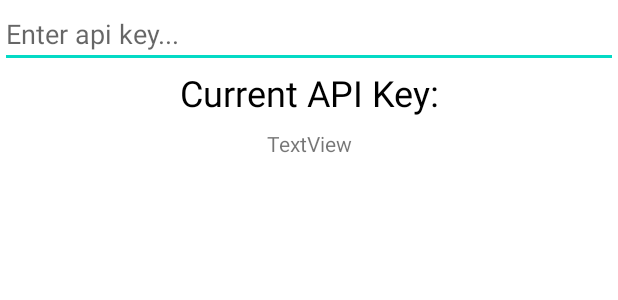
After one commit to theredstone496/federated-states-of-microsoft-teams, an Android app: the layout apikey_dialog.xml on its own in the app's theme, with its tools: preview values and no code run, on a phone screen of 412 x 824 dp. The commit adds this screen. Shown: the top 300 px of the screen. Run offline under Robolectric (Android 15) with nearby library versions, the phone set to English and light mode, and no system bars.

Commit message:
enter api key functionality

```diff
--- a/app/src/main/java/com/example/fsmapp/SearchFragment.kt
+++ b/app/src/main/java/com/example/fsmapp/SearchFragment.kt
@@ -246,7 +246,7 @@ class SearchFragment : Fragment() {
         if (Settings.searchLocations[1]) searchIn += "description,"
         if (Settings.searchLocations[2]) searchIn += "content,"
         if (searchIn != "") searchIn = searchIn.substring(0, searchIn.length-1) else query = "\",,,,,,,,,,,,,,,,,,,,,,,,\""
-        print("https://newsapi.org/v2/everything?q=" + query + "&sortBy=" + Settings.sortBy + "&searchIn=" + searchIn + "&sources=" + sourcelist + "&apiKey=" + key)
-        activity.run("https://newsapi.org/v2/everything?q=" + query + "&sortBy=" + Settings.sortBy + "&searchIn=" + searchIn +"&sources=" + sourcelist + "&apiKey=" + key)
+        print("https://newsapi.org/v2/everything?q=" + query + "&sortBy=" + Settings.sortBy + "&searchIn=" + searchIn + "&sources=" + sourcelist + "&apiKey=" + Settings.apikey)
+        activity.run("https://newsapi.org/v2/everything?q=" + query + "&sortBy=" + Settings.sortBy + "&searchIn=" + searchIn +"&sources=" + sourcelist + "&apiKey=" + Settings.apikey)
     }
 }
--- a/app/src/main/java/com/example/fsmapp/Settings.kt
+++ b/app/src/main/java/com/example/fsmapp/Settings.kt
@@ -9,5 +9,6 @@ class Settings {
         var existentlangs = arrayListOf("en", "no", "it", "ar", "ud", "de", "pt", "es", "fr", "he", "ru", "sv", "nl", "zh")
         var searchOption: String = "match"
         var searchLocations = arrayListOf(true, true, true)
+        var apikey = ""
     }
 }
--- a/app/src/main/res/layout/activity_main.xml
+++ b/app/src/main/res/layout/activity_main.xml
@@ -2,6 +2,7 @@
 <androidx.coordinatorlayout.widget.CoordinatorLayout xmlns:android="http://schemas.android.com/apk/res/android"
     xmlns:app="http://schemas.android.com/apk/res-auto"
     xmlns:tools="http://schemas.android.com/tools"
+    android:id="@+id/mainmainView"
     android:layout_width="match_parent"
     android:layout_height="match_parent"
     tools:context=".MainActivity">
--- /dev/null
+++ b/app/src/main/res/layout/apikey_dialog.xml
@@ -0,0 +1,37 @@
+<?xml version="1.0" encoding="utf-8"?>
+<androidx.constraintlayout.widget.ConstraintLayout xmlns:android="http://schemas.android.com/apk/res/android"
+    xmlns:app="http://schemas.android.com/apk/res-auto"
+    xmlns:tools="http://schemas.android.com/tools"
+    android:layout_width="match_parent"
+    android:layout_height="match_parent">
+
+    <EditText
+        android:id="@+id/apiTF"
+        android:layout_width="0dp"
+        android:layout_height="wrap_content"
+        android:hint="Enter api key..."
+        app:layout_constraintEnd_toEndOf="parent"
+        app:layout_constraintStart_toStartOf="parent"
+        app:layout_constraintTop_toTopOf="parent" />
+
+    <TextView
+        android:id="@+id/textView4"
+        android:layout_width="wrap_content"
+        android:layout_height="wrap_content"
+        android:text="Current API Key:"
+        android:textColor="#000000"
+        android:textSize="24sp"
+        app:layout_constraintEnd_toEndOf="parent"
+        app:layout_constraintStart_toStartOf="parent"
+        app:layout_constraintTop_toBottomOf="@+id/apiTF" />
+
+    <TextView
+        android:id="@+id/currApi"
+        android:layout_width="wrap_content"
+        android:layout_height="wrap_content"
+        android:layout_marginTop="8dp"
+        android:text="TextView"
+        app:layout_constraintEnd_toEndOf="parent"
+        app:layout_constraintStart_toStartOf="parent"
+        app:layout_constraintTop_toBottomOf="@+id/textView4" />
+</androidx.constraintlayout.widget.ConstraintLayout>
--- a/app/src/main/res/layout/fragment_search.xml
+++ b/app/src/main/res/layout/fragment_search.xml
@@ -49,7 +49,7 @@
         android:id="@+id/sourceButton"
         android:layout_width="wrap_content"
         android:layout_height="wrap_content"
-        android:src="@drawable/ic_baseline_circle_24"
+        android:src="@drawable/ic_baseline_newspaper_24"
         app:layout_constraintStart_toStartOf="@+id/searchView"
         app:layout_constraintTop_toBottomOf="@+id/searchView" />
 
--- a/app/src/main/res/menu/menu_main.xml
+++ b/app/src/main/res/menu/menu_main.xml
@@ -3,8 +3,8 @@
     xmlns:tools="http://schemas.android.com/tools"
     tools:context="com.example.fsmapp.MainActivity">
     <item
-        android:id="@+id/dark_mode"
+        android:id="@+id/api_key"
         android:orderInCategory="100"
-        android:title="@string/dark_mode"
+        android:title="@string/api_key"
         app:showAsAction="ifRoom" />
 </menu>
--- a/app/src/main/res/values/strings.xml
+++ b/app/src/main/res/values/strings.xml
@@ -7,7 +7,7 @@
     <string name="next">Next</string>
     <string name="previous">Previous</string>
     <string name="search_articles">Search for articles</string>
-    <string name="dark_mode">Dark mode</string>
+    <string name="api_key">Api key</string>
 
     <string name="history">History</string>
     <string name="search">Search</string>
```
Also changed, not shown: app/src/main/java/com/example/fsmapp/MainActivity.kt (+35 -2 lines), app/src/main/res/drawable/ic_baseline_newspaper_24.xml (added, +10 -0 lines).
